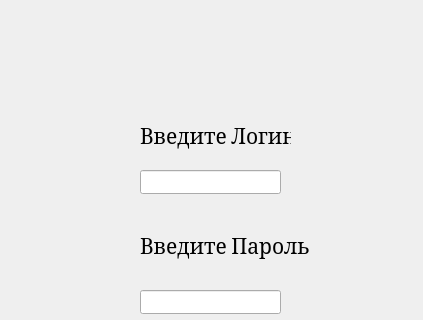
Qt form Log+MoneyChange/src/mainwindow.ui (Fozu7916/Login-balance-qt-) before a commit; both pictures show x 0 to 423 and y 0 to 320 of the 423 by 582 pixel window.
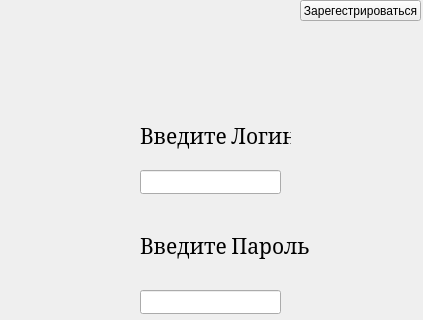
The same form after that commit. Icons and pictures are not drawn.

```diff
--- a/Log+MoneyChange/src/mainwindow.ui
+++ b/Log+MoneyChange/src/mainwindow.ui
@@ -106,6 +106,19 @@
      </font>
     </property>
    </widget>
+   <widget class="QPushButton" name="RegistrButton">
+    <property name="geometry">
+     <rect>
+      <x>300</x>
+      <y>0</y>
+      <width>121</width>
+      <height>21</height>
+     </rect>
+    </property>
+    <property name="text">
+     <string>Зарегестрироваться</string>
+    </property>
+   </widget>
   </widget>
   <widget class="QMenuBar" name="menubar">
    <property name="geometry">
```
Left out of the diff: 6 changed lines with no effect on the pictures.
